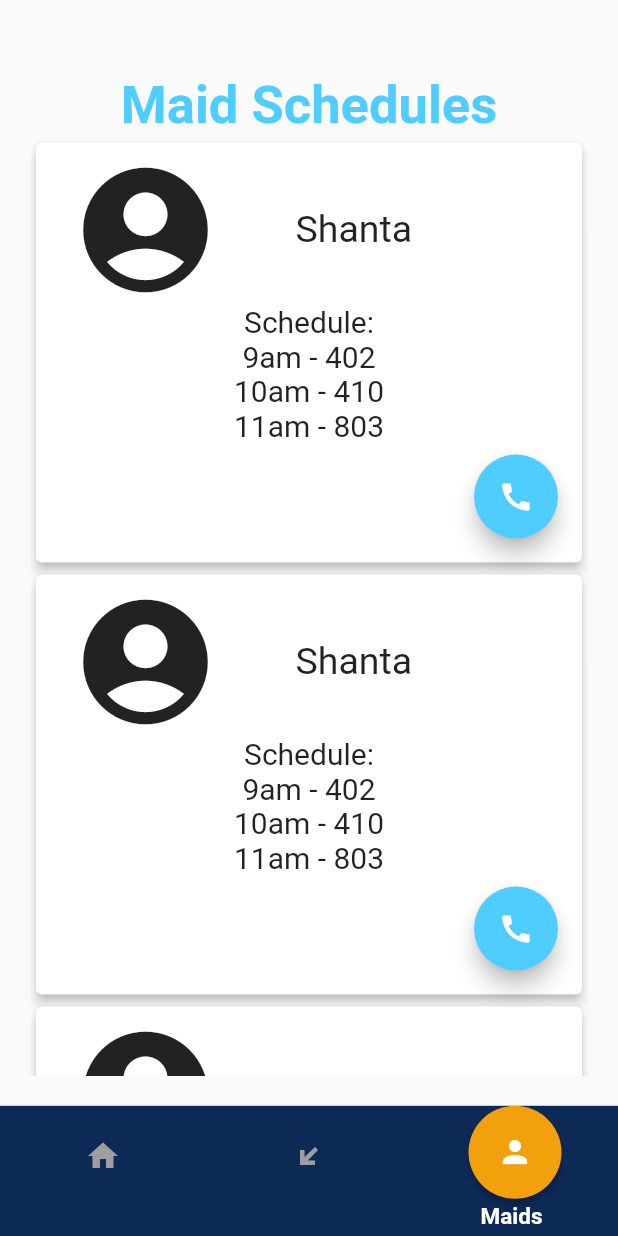
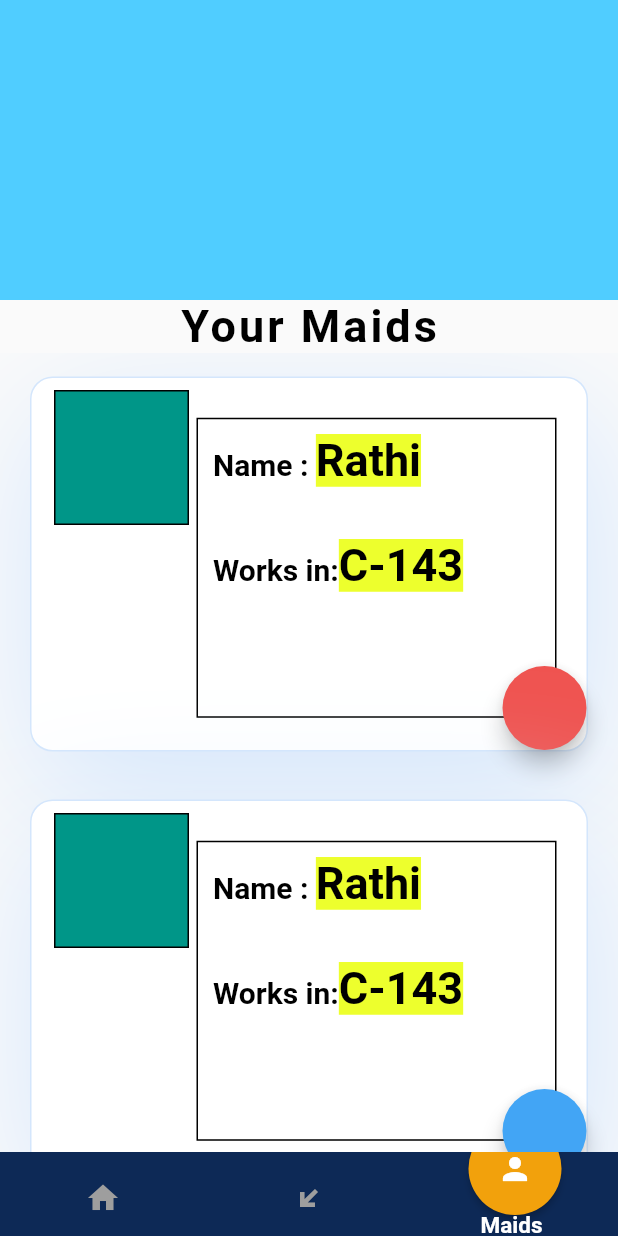
Before and after one commit to ritik-rathi/freelance_project, a Flutter app: the screen it shows after launch, item 3 of the bottom bar chosen, on a phone screen of 412 x 824 dp. Run offline on Flutter 3.47's test engine with Material 2 defaults, Android fonts, the phone set to English and light mode, and no system bars; our stand-ins replace cloud_firestore, firebase_auth, image_picker; accounts and stored records are empty; Roboto replaces fonts that are missing (Raleway).

Commit message:
Made UI for screens

```diff
--- a/lib/navbar.dart
+++ b/lib/navbar.dart
@@ -181,7 +181,7 @@ class _NavBarState extends State<NavBar> with SingleTickerProviderStateMixin {
       child: Stack(
         children: <Widget>[
           Container(
-            height: kBottomNavigationBarHeight * 1.55,
+            height: kBottomNavigationBarHeight * 1,
             width: _size.width,
             child: Material(
               color: Color(0xff0d2956),
@@ -203,7 +203,7 @@ class _NavBarState extends State<NavBar> with SingleTickerProviderStateMixin {
                       ? positionAnim.value
                       : selectedIndex) *
                   (_size.width / widget.icons.length),
-              top: getCircleYPosition(),
+              top: getCircleYPosition()-20,
               child: Container(
                 margin: EdgeInsets.only(left: circleLeftPadding),
                 child: SizedBox(
@@ -222,7 +222,7 @@ class _NavBarState extends State<NavBar> with SingleTickerProviderStateMixin {
           Positioned(
               left: (controller.isAnimating ? textAnim.value : selectedIndex) *
                   (_size.width / widget.icons.length),
-              top: getCircleYPosition() + 65,
+              top: getCircleYPosition()+40,
               child: Container(
                 margin: EdgeInsets.only(left: circleLeftPadding + 8, bottom: 8),
                 child: SizedBox(
--- /dev/null
+++ b/lib/user_screens/maid_screen.dart
@@ -0,0 +1,132 @@
+import 'package:flutter/material.dart';
+
+class MaidScreen extends StatelessWidget {
+  Color highlightColor = Color(0xffedff2d);
+  Color color = Color(0xFF50CDFF);
+  @override
+  Widget build(BuildContext context) {
+    return Scaffold(
+      body: Column(
+        children: <Widget>[
+          Container(
+            height: 200.0,
+            width: double.infinity,
+            color: color,
+          ),
+          Text('Your Maids',
+              style: TextStyle(
+                  color: Colors.black,
+                  fontSize: 30.0,
+                  fontWeight: FontWeight.w700,
+                  letterSpacing: 2.0)),
+          Expanded(
+            child: ListView.builder(
+                itemCount: 10,
+                itemBuilder: (context, index) {
+                  return Padding(
+                    padding:
+                        EdgeInsets.symmetric(vertical: 16.0, horizontal: 20.0),
+                    child: Align(
+                      alignment: Alignment.center,
+                      child: Container(
+                        width: double.infinity,
+                        height: 250.0,
+                        decoration: BoxDecoration(
+                            color: Colors.white,
+                            borderRadius: BorderRadius.circular(15.0),
+                            border: Border.all(
+                                color: Color.fromRGBO(212, 230, 252, 1.0)),
+                            boxShadow: [
+                              BoxShadow(
+                                  color: Color.fromRGBO(212, 230, 252, 1.0),
+                                  offset: Offset(5.0, 25.0),
+                                  blurRadius: 80),
+                            ]),
+                        child: Stack(
+                          children: <Widget>[
+                            SizedBox(
+                              width: 30.0,
+                            ),
+                            Padding(
+                              padding:
+                                  const EdgeInsets.only(right: 20.0, top: 5.0),
+                              child: Align(
+                                alignment: Alignment.centerRight,
+                                child: Container(
+                                  height: 200,
+                                  width: 240,
+                                  decoration:
+                                      BoxDecoration(border: Border.all()),
+                                  child: Padding(
+                                    padding: const EdgeInsets.symmetric(vertical: 10.0 , horizontal: 10.0),
+                                    child: RichText(
+                                      textAlign: TextAlign.left,
+                                      text: TextSpan(children: [
+                                        TextSpan(
+                                            text: 'Name : ',
+                                            style: TextStyle(
+                                                color: Colors.black,
+                                                fontSize: 20.0,
+                                                fontWeight: FontWeight.w700)),
+                                        TextSpan(
+                                            text: 'Rathi\n\n',
+                                            style: TextStyle(
+                                                backgroundColor: highlightColor,
+                                                color: Colors.black,
+                                                fontSize: 30.0,
+                                                fontWeight: FontWeight.bold)),
+                                        TextSpan(
+                                            text: 'Works in:',
+                                            style: TextStyle(
+                                                color: Colors.black,
+                                                fontSize: 20.0,
+                                                fontWeight: FontWeight.w700)),
+                                        TextSpan(
+                                            text: 'C-143\n\n',
+                                            style: TextStyle(
+                                                backgroundColor: highlightColor,
+                                                color: Colors.black,
+                                                fontSize: 30.0,
+                                                fontWeight: FontWeight.bold))
+                                      ]),
+                                    ),
+                                  ),
+                                ),
+                              ),
+                            ),
+                            Padding(
+                              padding:
+                                  const EdgeInsets.only(top: 8.0, left: 15.0),
+                              child: Container(
+                                alignment: Alignment.topLeft,
+                                width: 90.0,
+                                height: 90.0,
+                                decoration: BoxDecoration(
+                                    color: Colors.teal,
+                                    shape: BoxShape.rectangle,
+                                    border: Border.all()),
+                              ),
+                            ),
+                            Align(
+                              alignment: Alignment.bottomRight,
+                              child: FloatingActionButton(
+                                onPressed: () {
+                                  //edit screen
+                                },
+                                backgroundColor: index % 2 == 0
+                                    ? Colors.red[400]
+                                    : Colors.blue[400],
+                              ),
+                            )
+                          ],
+                        ),
+                      ),
+                    ),
+                  );
+                }),
+          ),
+        ],
+      ),
+    );
+  }
+}
--- a/lib/user_screens/profile.dart
+++ b/lib/user_screens/profile.dart
@@ -1,6 +1,7 @@
 import 'package:flutter/cupertino.dart' as prefix0;
 import 'package:flutter/material.dart';
 import 'package:freelance/navbar.dart';
+import 'package:freelance/user_screens/maid_screen.dart';
 import 'package:freelance/user_screens/profile_screen.dart';
 import 'package:freelance/user_screens/visitor_log.dart';
 
@@ -32,7 +33,7 @@ class _ProfileState extends State<Profile> with SingleTickerProviderStateMixin {
     super.dispose();
   }
 
-  List<Widget> pages = [ProfileScreen(), VisitorLog(), maid()];
+  List<Widget> pages = [ProfileScreen(), VisitorLog(), MaidScreen()];
 
   @override
   Widget build(BuildContext context) {
@@ -49,121 +50,4 @@ class _ProfileState extends State<Profile> with SingleTickerProviderStateMixin {
         ),
         body: pages[selectedIndex]);
   }
-
-  // static Widget profile() {
-  //   return Scaffold(
-  //     floatingActionButton: FloatingActionButton.extended(
-  //       onPressed: () {},
-  //       icon: Icon(Icons.edit),
-  //       label: Text('Edit info'),
-  //     ),
-  //     floatingActionButtonLocation: FloatingActionButtonLocation.centerFloat,
-  //     body: prefix0.Container(
-  //       margin: prefix0.EdgeInsets.fromLTRB(16, 50, 16, 16),
-  //       child: prefix0.Stack(
-  //         children: <Widget>[
-  //           Positioned(
-  //             left: 20.0,
-  //             top: 20.0,
-  //             child: CircleAvatar(
-  //               backgroundImage: AssetImage('assets/images/logo.jpeg'),
-  //               radius: 50,
-  //             ),
-  //           ),
-  //           SizedBox(height: 30),
-  //           prefix0.Row(
-  //             children: <Widget>[
-  //               Icon(Icons.account_circle, size: 30),
-  //               SizedBox(width: 15),
-  //               Text('Ritik', style: TextStyle(fontSize: 25))
-  //             ],
-  //           ),
-  //           SizedBox(height: 15),
-  //           Row(
-  //             children: <Widget>[
-  //               Icon(Icons.phone, size: 30),
-  //               SizedBox(width: 15),
-  //               Text('9990637630', style: TextStyle(fontSize: 25))
-  //             ],
-  //           ),
-  //           SizedBox(height: 15),
-  //           Row(
-  //             children: <Widget>[
-  //               Icon(Icons.mail, size: 30),
-  //               SizedBox(width: 15),
-  //               Text('rathi27ritik@gmail.com', style: TextStyle(fontSize: 25))
-  //             ],
-  //           ),
-  //           SizedBox(height: 15),
-  //           Row(
-  //             children: <Widget>[
-  //               Icon(Icons.home, size: 30),
-  //               SizedBox(width: 15),
-  //               Text('1/522, Vaishali', style: TextStyle(fontSize: 25))
-  //             ],
-  //           ),
-  //         ],
-  //       ),
-  //     ),
-  //   );
-  // }
-
-  static Widget maid() {
-    return Container(
-      margin: EdgeInsets.only(top: 50, left: 20, right: 20, bottom: 20),
-      child: Column(
-        children: <Widget>[
-          Text('Maid Schedules',
-              style: TextStyle(
-                  color: Color(0xFF50CDFF),
-                  fontSize: 35,
-                  fontWeight: FontWeight.bold)),
-          Expanded(
-            child: ListView.builder(
-              itemCount: 4,
-              itemBuilder: (context, index) {
-                return Card(
-                  elevation: 3,
-                  child: Container(
-                    margin: EdgeInsets.all(8),
-                    child: prefix0.Column(
-                      children: <Widget>[
-                        prefix0.Row(
-                          children: <prefix0.Widget>[
-                            SizedBox(
-                              width: 15,
-                            ),
-                            Icon(Icons.account_circle, size: 100),
-                            SizedBox(width: 50),
-                            Text('Shanta', style: TextStyle(fontSize: 25)),
-                          ],
-                        ),
-                        Text('Schedule:', style: TextStyle(fontSize: 20)),
-                        Text('9am - 402', style: TextStyle(fontSize: 20)),
-                        Text('10am - 410', style: TextStyle(fontSize: 20)),
-                        Text('11am - 803', style: TextStyle(fontSize: 20)),
-                        Row(
-                          mainAxisAlignment: MainAxisAlignment.end,
-                          children: <Widget>[
-                            prefix0.Padding(
-                              padding: const EdgeInsets.all(8.0),
-                              child: FloatingActionButton(
-                                backgroundColor: Color(0xFF50CDFF),
-                                onPressed: () {},
-                                child: Icon(Icons.call),
-                              ),
-                            )
-                          ],
-                        )
-                      ],
-                    ),
-                  ),
-                );
-              },
-            ),
-          )
-        ],
-      ),
-    );
-  }
 }
--- a/lib/user_screens/visitor_log.dart
+++ b/lib/user_screens/visitor_log.dart
@@ -20,7 +20,14 @@ class VisitorLog extends StatelessWidget {
                 fontSize: 30.0,
                 fontWeight: FontWeight.w600),
           ),
-          _visitorCard()
+          Expanded(
+            child: ListView.builder(
+              itemCount: 10,
+              itemBuilder: (context, index) {
+                return _visitorCard();
+              }
+            ),
+          )
         ],
       ),
     );
```
